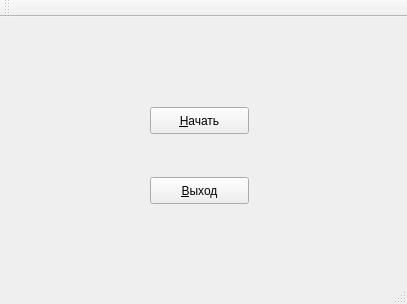
This is mainwindow.ui in Gusakovskaya/keyboardtrainer as Qt 5 draws it before an edit. The edited form follows.
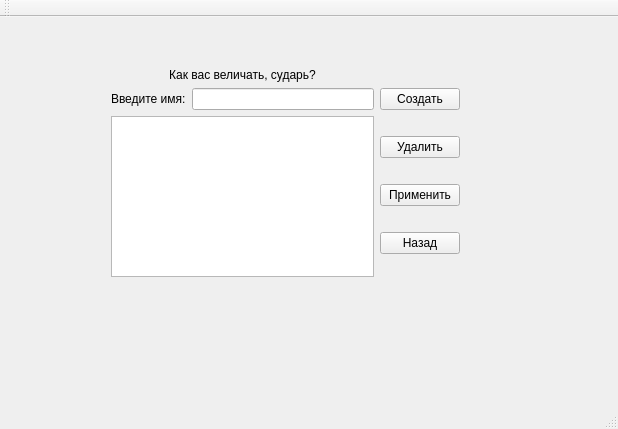
This is the edited form. The open tabs and pages were chosen to show the change. Icons and pictures are not drawn.

Patch:
```diff
--- a/mainwindow.ui
+++ b/mainwindow.ui
@@ -6,8 +6,8 @@
    <rect>
     <x>0</x>
     <y>0</y>
-    <width>407</width>
-    <height>304</height>
+    <width>618</width>
+    <height>429</height>
    </rect>
   </property>
   <property name="windowTitle">
@@ -21,8 +21,8 @@
    <widget class="QStackedWidget" name="stackedWidget">
     <property name="geometry">
      <rect>
-      <x>0</x>
-      <y>10</y>
+      <x>90</x>
+      <y>40</y>
       <width>401</width>
       <height>251</height>
      </rect>
@@ -41,7 +41,7 @@
       <property name="geometry">
        <rect>
         <x>150</x>
-        <y>80</y>
+        <y>90</y>
         <width>99</width>
         <height>27</height>
        </rect>
@@ -63,6 +63,100 @@
        <string>&amp;Выход</string>
       </property>
      </widget>
+     <widget class="QPushButton" name="changeNameButton">
+      <property name="geometry">
+       <rect>
+        <x>110</x>
+        <y>30</y>
+        <width>181</width>
+        <height>31</height>
+       </rect>
+      </property>
+      <property name="text">
+       <string>Привет, Незнакомец))</string>
+      </property>
+     </widget>
+    </widget>
+    <widget class="QWidget" name="page">
+     <widget class="QWidget" name="">
+      <property name="geometry">
+       <rect>
+        <x>10</x>
+        <y>0</y>
+        <width>371</width>
+        <height>231</height>
+       </rect>
+      </property>
+      <layout class="QHBoxLayout" name="horizontalLayout_3">
+       <item>
+        <layout class="QVBoxLayout" name="verticalLayout_5">
+         <item>
+          <layout class="QVBoxLayout" name="verticalLayout_2">
+           <item>
+            <widget class="QLabel" name="WhatIsYourName">
+             <property name="text">
+              <string>Как вас величать, сударь?</string>
+             </property>
+             <property name="alignment">
+              <set>Qt::AlignCenter</set>
+             </property>
+            </widget>
+           </item>
+           <item>
+            <layout class="QHBoxLayout" name="horizontalLayout">
+             <item>
+              <widget class="QLabel" name="label">
+               <property name="text">
+                <string>Введите имя:</string>
+               </property>
+              </widget>
+             </item>
+             <item>
+              <widget class="QLineEdit" name="inputName"/>
+             </item>
+            </layout>
+           </item>
+          </layout>
+         </item>
+         <item>
+          <widget class="QListWidget" name="listWidget"/>
+         </item>
+        </layout>
+       </item>
+       <item>
+        <layout class="QVBoxLayout" name="verticalLayout_6">
+         <item>
+          <widget class="QPushButton" name="create">
+           <property name="text">
+            <string>Создать</string>
+           </property>
+          </widget>
+         </item>
+         <item>
+          <widget class="QPushButton" name="pushButton">
+           <property name="text">
+            <string>Удалить</string>
+           </property>
+          </widget>
+         </item>
+         <item>
+          <widget class="QPushButton" name="pushButton_2">
+           <property name="text">
+            <string>Применить</string>
+           </property>
+          </widget>
+         </item>
+         <item>
+          <widget class="QPushButton" name="returnToMenu">
+           <property name="text">
+            <string>Назад</string>
+           </property>
+          </widget>
+         </item>
+        </layout>
+       </item>
+      </layout>
+     </widget>
     </widget>
     <widget class="QWidget" name="page_2">
      <widget class="QPushButton" name="menuButton">
@@ -160,6 +254,16 @@
      </widget>
     </widget>
    </widget>
+   <widget class="QWidget" name="widget" native="true">
+    <property name="geometry">
+     <rect>
+      <x>150</x>
+      <y>310</y>
+      <width>120</width>
+      <height>80</height>
+     </rect>
+    </property>
+   </widget>
   </widget>
   <widget class="QToolBar" name="mainToolBar">
    <attribute name="toolBarArea">
```
Left out of the diff: 5 changed lines with no effect on the pictures.
